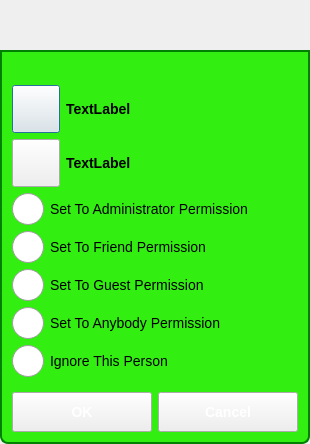
Before: the Qt Designer form GoTvApps/GoTvCommon/Forms/ActivityToFriendChangeFriendship.ui in brettrjones/gotvptop, drawn with Qt 5.
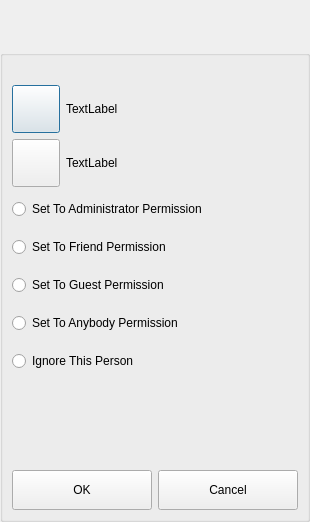
After: the same form once the commit is applied. Icons and pictures are not drawn. Custom widgets are drawn as their Qt base class.

What changed in the file:
```diff
--- a/GoTvApps/GoTvCommon/Forms/ActivityToFriendChangeFriendship.ui
+++ b/GoTvApps/GoTvCommon/Forms/ActivityToFriendChangeFriendship.ui
@@ -7,7 +7,7 @@
     <x>0</x>
     <y>0</y>
     <width>310</width>
-    <height>444</height>
+    <height>522</height>
    </rect>
   </property>
   <property name="minimumSize">
@@ -19,91 +19,6 @@
   <property name="windowTitle">
    <string>Dialog</string>
   </property>
-  <property name="styleSheet">
-   <string notr="true">QDialog#NetworkTestDlg
-{   
-color: transparent;
-background-color: transparent;
-border: 1px solid transparent;
-border-radius: 8px; 
-}
-
-#DialogTitleBox
-{   
-color: black;
-background-color: rgb(50,238,17);
-border: 2px solid green;
-border-top-left-radius: 8px; 
-border-top-right-radius: 8px;
-}
-#DialogTitleLabel
-{   
-color: black;
-}
-#DialogItemsGroupBox
-{   
-background-color: rgb(50,238,17);
-border: 2px solid green;
-border-top-color: green; 
-border-bottom-left-radius: 8px; 
-border-bottom-right-radius: 8px;
-}
-
-QPushButton#CancelButton
-{
-color: white;
-font: bold 14px;
-border-width: 10;
-border-image: url(:/MyP2PWeb/Resources/button_green_normal.png)10;
-padding: -10;
-}
-QPushButton#CancelButton:pressed
-{
-border-width: 10;
-border-image: url(:/MyP2PWeb/Resources/button_green_pressed.png);
-padding: -10;
-}
-QPushButton#OkButton
-{
-color: white;
-font: bold 14px;
-border-width: 10;
-border-image: url(:/MyP2PWeb/Resources/button_green_normal.png);
-padding: -10;
-}
-QPushButton#OkButton:pressed
-{
-border-width: 10;
-border-image: url(:/MyP2PWeb/Resources/button_green_pressed.png);
-padding: -10;
-}
-QLabel#HisPermissionLabel
-{
-font: bold 14px;
-}
-QLabel#MyPermissionLabel
-{
-font: bold 14px;
-}
-QRadioButton
-{
-	font: 14px;
-}
- QRadioButton::indicator 
-{
-     width: 32px;
-     height: 32px;
- }
- QRadioButton::indicator::unchecked 
-{
-image: url(:/MyP2PWeb/Resources/radio_button_green_unselected.png);
-}
- QRadioButton::indicator::checked 
-{
-image: url(:/MyP2PWeb/Resources/radio_button_green_selected.png);    
-}
-</string>
-  </property>
   <layout class="QVBoxLayout" name="verticalLayout">
    <property name="spacing">
     <number>0</number>
@@ -353,6 +268,12 @@
    <header>TitleBarWidget.h</header>
    <container>1</container>
   </customwidget>
+  <customwidget>
+   <class>BottomBarWidget</class>
+   <extends>QWidget</extends>
+   <header location="global">BottomBarWidget.h</header>
+   <container>1</container>
+  </customwidget>
   <customwidget>
    <class>VxPushButton</class>
    <extends>QPushButton</extends>
```
Left out of the diff: 21 changed lines with no effect on the pictures.
